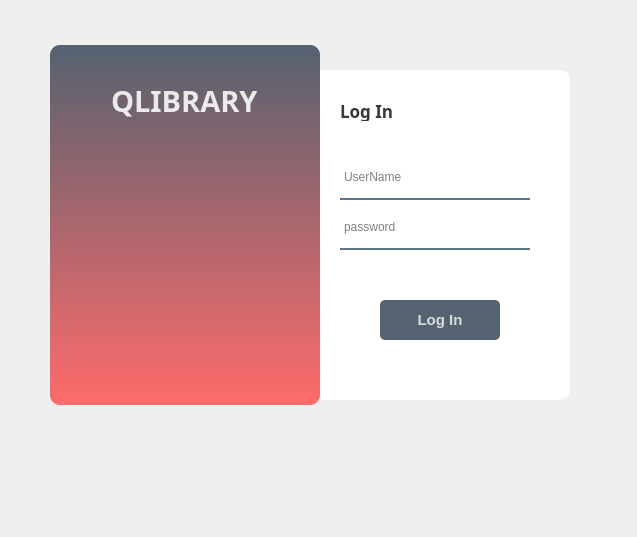
AsifCantCode/QLibrary, file login.ui: the form before one commit.
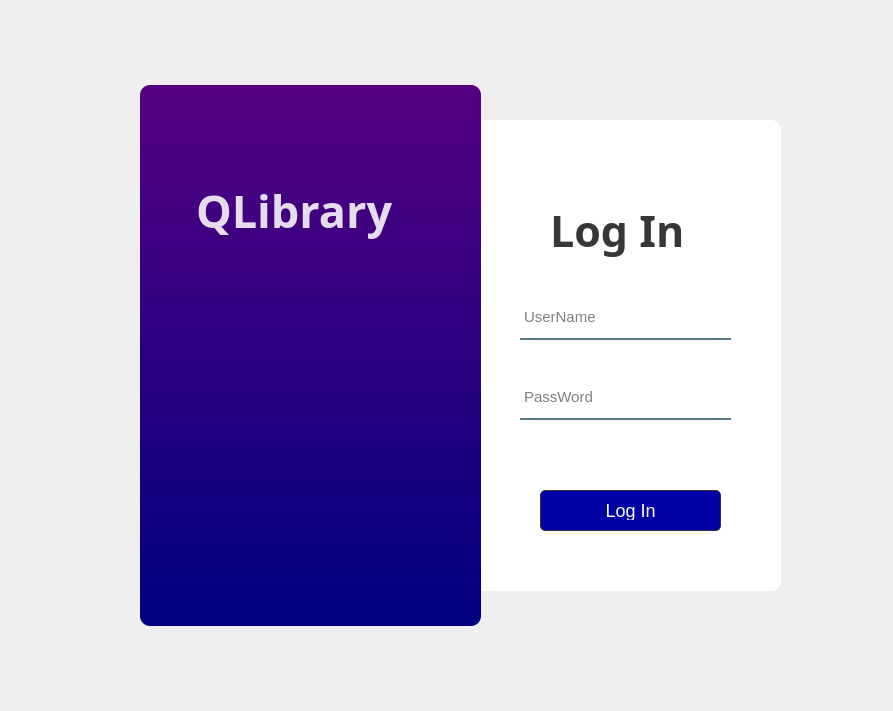
The form after the commit. Icons and pictures are not drawn.

The edit to the form file:
```diff
--- a/login.ui
+++ b/login.ui
@@ -6,20 +6,31 @@
    <rect>
     <x>0</x>
     <y>0</y>
-    <width>637</width>
-    <height>537</height>
+    <width>893</width>
+    <height>711</height>
    </rect>
   </property>
+  <property name="maximumSize">
+   <size>
+    <width>16777215</width>
+    <height>16777215</height>
+   </size>
+  </property>
+  <property name="font">
+   <font>
+    <pointsize>1</pointsize>
+   </font>
+  </property>
   <property name="windowTitle">
    <string>Form</string>
   </property>
   <widget class="QWidget" name="widget" native="true">
    <property name="geometry">
     <rect>
-     <x>10</x>
-     <y>20</y>
-     <width>590</width>
-     <height>420</height>
+     <x>100</x>
+     <y>60</y>
+     <width>721</width>
+     <height>591</height>
     </rect>
    </property>
    <property name="styleSheet">
@@ -42,14 +53,23 @@
     <property name="geometry">
      <rect>
       <x>300</x>
-      <y>50</y>
-      <width>260</width>
-      <height>330</height>
+      <y>60</y>
+      <width>381</width>
+      <height>471</height>
      </rect>
     </property>
     <property name="styleSheet">
-     <string notr="true">background-color:rgba(255,255,255,255);
-border-radius:10px;</string>
+     <string notr="true">/* Style for QLabel with a solid lightest blue background */
+QLabel {
+    background-color: #FFFFFF; /* Lightest blue background color */
+    border-radius: 10px; /* Rounded corners */
+    padding: 10px; /* Padding around the content */
+    color: #333333; /* Text color */
+    font-family: Arial, sans-serif; /* Font family */
+    font-size: 16px; /* Font size */
+    text-align: center; /* Center-align text */
+}
+</string>
     </property>
     <property name="text">
      <string/>
@@ -60,13 +80,31 @@
      <rect>
       <x>40</x>
       <y>25</y>
-      <width>270</width>
-      <height>360</height>
+      <width>341</width>
+      <height>541</height>
      </rect>
     </property>
     <property name="styleSheet">
-     <string notr="true">background-color:qlineargradient(spread:pad, x1:0, y1:0, x2:0, y2:1, stop:0 rgba(85, 98, 112, 255), stop:1 rgba(255, 107, 107, 255));
-border-radius:10px;
+     <string notr="true">/* Style for QLabel with a darker gradient background */
+QLabel {
+    background-color: qlineargradient(spread:pad, x1:0, y1:0, x2:0, y2:1, stop:0 rgba(85, 0, 128, 255), stop:1 rgba(0, 0, 128, 255));
+    border-radius: 10px; /* Rounded corners */
+    padding: 10px; /* Padding around the content */
+    color: #FFFFFF; /* Text color (white) */
+    font-family: Arial, sans-serif; /* Font family */
+    font-size: 16px; /* Font size */
+    text-align: center; /* Center-align text */
+}
+
+/* QLabel when hovered */
+QLabel:hover {
+    background-color: qlineargradient(spread:pad, x1:0, y1:0, x2:0, y2:1, stop:0 rgba(0, 0, 128, 255), stop:1 rgba(85, 0, 128, 255));
+}
+
+/* QLabel when clicked (pressed) */
+QLabel:pressed {
+    background-color: qlineargradient(spread:pad, x1:0, y1:0, x2:0, y2:1, stop:0 rgba(128, 0, 0, 255), stop:1 rgba(0, 0, 85, 255));
+}
 </string>
     </property>
     <property name="text">
@@ -76,16 +114,16 @@
    <widget class="QLabel" name="label_3">
     <property name="geometry">
      <rect>
-      <x>330</x>
-      <y>80</y>
-      <width>91</width>
-      <height>21</height>
+      <x>450</x>
+      <y>130</y>
+      <width>171</width>
+      <height>81</height>
      </rect>
     </property>
     <property name="font">
      <font>
-      <family>Bell MT</family>
-      <pointsize>13</pointsize>
+      <family>Javanese Text</family>
+      <pointsize>32</pointsize>
       <weight>75</weight>
       <bold>true</bold>
      </font>
@@ -101,12 +139,17 @@
    <widget class="QLineEdit" name="lineEdit">
     <property name="geometry">
      <rect>
-      <x>330</x>
-      <y>140</y>
-      <width>190</width>
+      <x>420</x>
+      <y>240</y>
+      <width>211</width>
       <height>40</height>
      </rect>
     </property>
+    <property name="font">
+     <font>
+      <pointsize>11</pointsize>
+     </font>
+    </property>
     <property name="styleSheet">
      <string notr="true">background-color:rgba(0,0,0,0);
 border: 2px solid rgba(0,0,0,0);
@@ -124,12 +167,17 @@
    <widget class="QLineEdit" name="lineEdit_2">
     <property name="geometry">
      <rect>
-      <x>330</x>
-      <y>190</y>
-      <width>190</width>
+      <x>420</x>
+      <y>320</y>
+      <width>211</width>
       <height>40</height>
      </rect>
     </property>
+    <property name="font">
+     <font>
+      <pointsize>11</pointsize>
+     </font>
+    </property>
     <property name="styleSheet">
      <string notr="true">background-color:rgba(0,0,0,0);
 border: 2px solid rgba(0,0,0,0);
@@ -137,29 +185,50 @@
 color:rgba(0,0,0);
 padding-bottom:7px;</string>
     </property>
+    <property name="text">
+     <string/>
+    </property>
     <property name="echoMode">
      <enum>QLineEdit::Password</enum>
     </property>
     <property name="placeholderText">
-     <string>password</string>
+     <string>PassWord</string>
     </property>
    </widget>
    <widget class="QPushButton" name="pushButton">
     <property name="geometry">
      <rect>
-      <x>370</x>
-      <y>280</y>
-      <width>120</width>
-      <height>40</height>
+      <x>440</x>
+      <y>430</y>
+      <width>181</width>
+      <height>41</height>
      </rect>
     </property>
     <property name="font">
      <font>
-      <pointsize>11</pointsize>
-      <weight>75</weight>
-      <bold>true</bold>
+      <family>Arial,sans-serif</family>
+      <pointsize>-1</pointsize>
      </font>
     </property>
+    <property name="styleSheet">
+     <string notr="true">/* Style for QPushButton with solid blue background and white text */
+QPushButton {
+    background-color: #0000A5; /* Solid blue background color */
+    color: #FFFFFF; /* Text color (white) */
+    border: 1px solid #333333; /* Border style */
+    border-radius: 5px; /* Rounded corners */
+    padding: 10px 20px; /* Padding around the content */
+    font-family: Arial, sans-serif; /* Font family */
+    font-size: 18px; /* Font size */
+}
+
+/* QPushButton when hovered */
+QPushButton:hover {
+    background-color: #0b00d7; /* Slightly lighter blue on hover */
+	color: yellow;
+}
+</string>
+    </property>
     <property name="text">
      <string>Log In</string>
     </property>
@@ -167,16 +236,16 @@
    <widget class="QLabel" name="label_4">
     <property name="geometry">
      <rect>
-      <x>70</x>
-      <y>50</y>
-      <width>231</width>
-      <height>61</height>
+      <x>60</x>
+      <y>110</y>
+      <width>281</width>
+      <height>81</height>
      </rect>
     </property>
     <property name="font">
      <font>
       <family>Century Gothic</family>
-      <pointsize>22</pointsize>
+      <pointsize>34</pointsize>
       <weight>75</weight>
       <bold>true</bold>
      </font>
@@ -188,27 +257,56 @@
 margin-right:center;</string>
     </property>
     <property name="text">
-     <string>QLIBRARY</string>
+     <string>QLibrary</string>
     </property>
    </widget>
    <widget class="QLabel" name="label_5">
     <property name="geometry">
      <rect>
-      <x>60</x>
-      <y>160</y>
-      <width>231</width>
-      <height>201</height>
+      <x>80</x>
+      <y>220</y>
+      <width>261</width>
+      <height>281</height>
      </rect>
     </property>
+    <property name="sizePolicy">
+     <sizepolicy hsizetype="Ignored" vsizetype="Ignored">
+      <horstretch>5</horstretch>
+      <verstretch>0</verstretch>
+     </sizepolicy>
+    </property>
+    <property name="maximumSize">
+     <size>
+      <width>444</width>
+      <height>444</height>
+     </size>
+    </property>
+    <property name="font">
+     <font>
+      <pointsize>5</pointsize>
+     </font>
+    </property>
     <property name="styleSheet">
      <string notr="true">background-color: transparent;
 border-radius:10px;</string>
     </property>
+    <property name="frameShape">
+     <enum>QFrame::NoFrame</enum>
+    </property>
+    <property name="midLineWidth">
+     <number>0</number>
+    </property>
     <property name="text">
      <string/>
     </property>
+    <property name="textFormat">
+     <enum>Qt::AutoText</enum>
+    </property>
     <property name="pixmap">
-     <pixmap>icon.jpg</pixmap>
+     <pixmap>D:/Downloaded Files/books (2).png</pixmap>
+    </property>
+    <property name="alignment">
+     <set>Qt::AlignCenter</set>
     </property>
    </widget>
   </widget>
```
